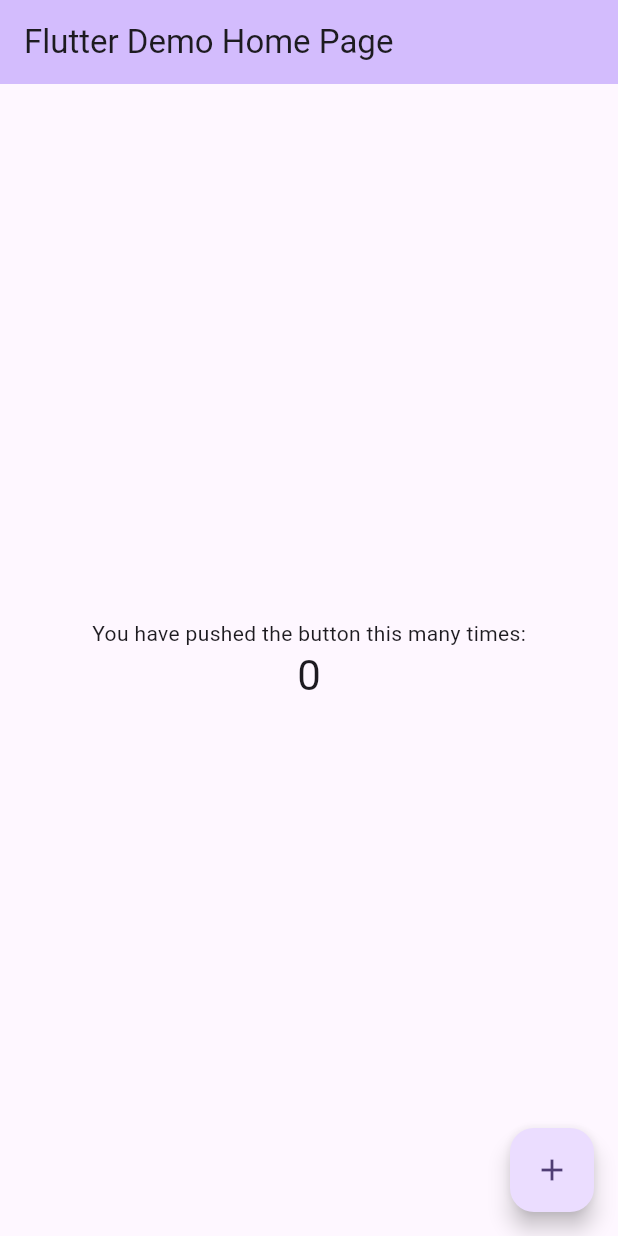
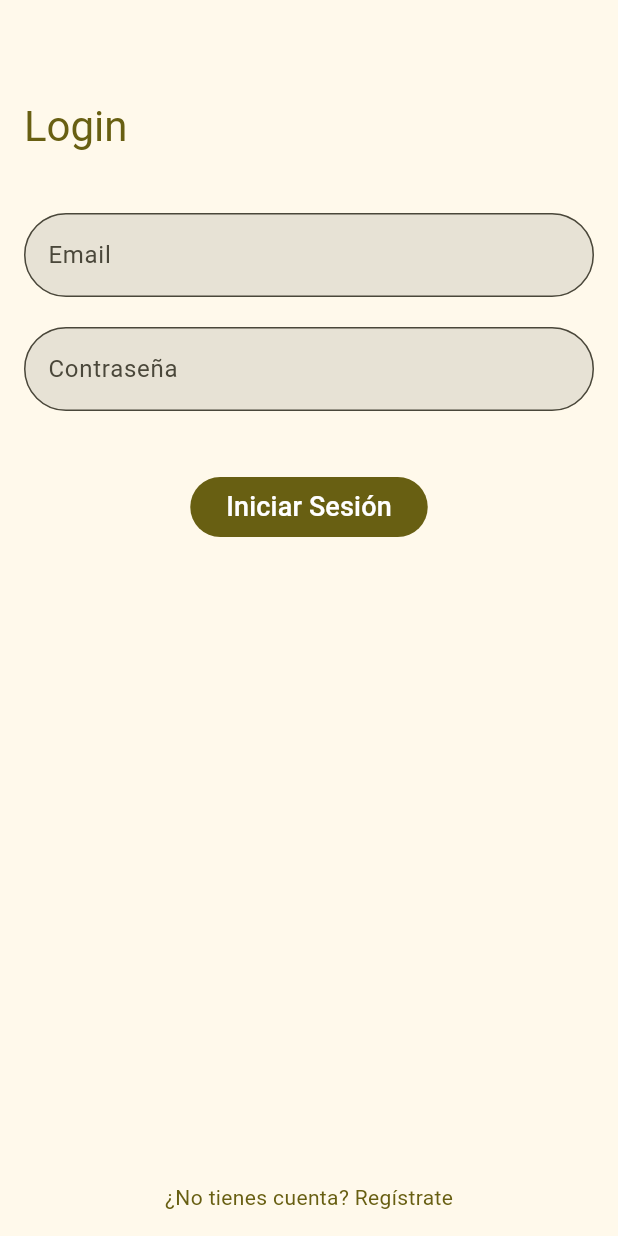
Before and after one commit to JormanNoriega/Findapet, a Flutter app: the screen it shows after launch, on a phone screen of 412 x 824 dp. Run offline on Flutter 3.47's test engine with Material 3 defaults, Android fonts, the phone set to English and light mode, and no system bars; our stand-ins replace cloud_firestore, firebase_auth, firebase_core, get, get_storage; accounts and stored records are empty.

Commit message:
Login y Register Configurado con Firebase

```diff
--- /dev/null
+++ b/lib/controllers/auth_controller.dart
@@ -0,0 +1,91 @@
+import 'package:findapet/pages/home_page.dart';
+import 'package:findapet/pages/login_page.dart';
+import 'package:get/get.dart';
+import 'package:firebase_auth/firebase_auth.dart';
+import 'package:get_storage/get_storage.dart'; // Importar GetStorage
+import '../services/firebase_service.dart';
+
+class AuthController extends GetxController {
+  final FirebaseService _firebaseService = FirebaseService();
+  var isLoading = false.obs; // Observa si se está cargando una operación
+  var user = Rxn<User>(); // Observa el estado del usuario
+  final storage =
+      GetStorage(); // Crear una instancia de GetStorage para almacenar las credenciales
+
+  @override
+  void onInit() {
+    super.onInit();
+    _autoLogin(); // Intentar login automático al iniciar
+  }
+
+  // Método para registrar el usuario y guardar datos en Firestore
+  Future<void> register(String email, String password, String name) async {
+    try {
+      isLoading.value = true;
+      User? newUser =
+          await _firebaseService.registerWithEmail(email, password, name);
+      if (newUser != null) {
+        user.value = newUser; // Usuario registrado exitosamente
+        await _saveCredentials(email, password); // Guardar credenciales
+        Get.offAll(() => HomePage()); // Redirigir a la vista principal
+      } else {
+        Get.snackbar("Error", "No se pudo registrar el usuario");
+      }
+    } catch (e) {
+      Get.snackbar("Error", "Ocurrió un error durante el registro");
+    } finally {
+      isLoading.value = false;
+    }
+  }
+
+  // Método para iniciar sesión
+  Future<void> login(String email, String password) async {
+    try {
+      isLoading.value = true;
+      User? loggedInUser =
+          await _firebaseService.loginWithEmail(email, password);
+      if (loggedInUser != null) {
+        user.value = loggedInUser; // Usuario inició sesión exitosamente
+        await _saveCredentials(email, password); // Guardar credenciales
+        Get.offAll(() => HomePage()); // Redirigir a la vista principal
+      } else {
+        Get.snackbar("Error", "No se pudo iniciar sesión");
+      }
+    } catch (e) {
+      Get.snackbar("Error", "Ocurrió un error durante el inicio de sesión");
+    } finally {
+      isLoading.value = false;
+    }
+  }
+
+  // Método para cerrar sesión
+  Future<void> signOut() async {
+    await _firebaseService.signOut();
+    await _clearCredentials(); // Eliminar credenciales guardadas
+    user.value = null; // Usuario ha cerrado sesión
+    Get.snackbar("Sesión cerrada", "Hasta pronto");
+    Get.offAll(() => LoginPage()); // Redirigir a la vista de login
+  }
+
+  // Guardar las credenciales de usuario usando GetStorage
+  Future<void> _saveCredentials(String email, String password) async {
+    storage.write('email', email);
+    storage.write('password', password);
+  }
+
+  // Intentar login automático
+  Future<void> _autoLogin() async {
+    String? email = storage.read('email');
+    String? password = storage.read('password');
+
+    if (email != null && password != null) {
+      await login(email, password); // Auto login con credenciales guardadas
+    }
+  }
+
+  // Eliminar las credenciales guardadas
+  Future<void> _clearCredentials() async {
+    storage.remove('email');
+    storage.remove('password');
+  }
+}
--- a/lib/main.dart
+++ b/lib/main.dart
@@ -1,125 +1,46 @@
 import 'package:flutter/material.dart';
+import 'package:firebase_core/firebase_core.dart';
+import 'package:get/get.dart';
+import 'package:get_storage/get_storage.dart';
+import 'package:findapet/pages/login_page.dart';
 
-void main() {
+void main() async {
+  await GetStorage.init();
+  WidgetsFlutterBinding.ensureInitialized();
+
+  // Inicializa Firebase dependiendo de si es web o no
+  if (GetPlatform.isWeb) {
+    await Firebase.initializeApp(
+      options: const FirebaseOptions(
+          apiKey: "AIzaSyB5uIs6MJ8x0f2kL2YBpcmpB54jG0AWJhg",
+          authDomain: "findapet-app-56a90.firebaseapp.com",
+          projectId: "findapet-app-56a90",
+          storageBucket: "findapet-app-56a90.appspot.com",
+          messagingSenderId: "343767235488",
+          appId: "1:343767235488:web:134164c5703906c5e182c5"),
+    );
+  } else {
+    await Firebase.initializeApp();
+  }
   runApp(const MyApp());
 }
 
 class MyApp extends StatelessWidget {
   const MyApp({super.key});
 
-  // This widget is the root of your application.
   @override
   Widget build(BuildContext context) {
-    return MaterialApp(
-      title: 'Flutter Demo',
+    return GetMaterialApp(
+      title: 'Authenticaion',
+      debugShowCheckedModeBanner: false,
       theme: ThemeData(
-        // This is the theme of your application.
-        //
-        // TRY THIS: Try running your application with "flutter run". You'll see
-        // the application has a purple toolbar. Then, without quitting the app,
-        // try changing the seedColor in the colorScheme below to Colors.green
-        // and then invoke "hot reload" (save your changes or press the "hot
-        // reload" button in a Flutter-supported IDE, or press "r" if you used
-        // the command line to start the app).
-        //
-        // Notice that the counter didn't reset back to zero; the application
-        // state is not lost during the reload. To reset the state, use hot
-        // restart instead.
-        //
-        // This works for code too, not just values: Most code changes can be
-        // tested with just a hot reload.
-        colorScheme: ColorScheme.fromSeed(seedColor: Colors.deepPurple),
+        colorScheme: ColorScheme.fromSeed(
+          seedColor: Colors.yellow,
+          brightness: Brightness.light,
+        ),
         useMaterial3: true,
       ),
-      home: const MyHomePage(title: 'Flutter Demo Home Page'),
+      home: LoginPage(),
     );
   }
 }
-
-class MyHomePage extends StatefulWidget {
-  const MyHomePage({super.key, required this.title});
-
-  // This widget is the home page of your application. It is stateful, meaning
-  // that it has a State object (defined below) that contains fields that affect
-  // how it looks.
-
-  // This class is the configuration for the state. It holds the values (in this
-  // case the title) provided by the parent (in this case the App widget) and
-  // used by the build method of the State. Fields in a Widget subclass are
-  // always marked "final".
-
-  final String title;
-
-  @override
-  State<MyHomePage> createState() => _MyHomePageState();
-}
-
-class _MyHomePageState extends State<MyHomePage> {
-  int _counter = 0;
-
-  void _incrementCounter() {
-    setState(() {
-      // This call to setState tells the Flutter framework that something has
-      // changed in this State, which causes it to rerun the build method below
-      // so that the display can reflect the updated values. If we changed
-      // _counter without calling setState(), then the build method would not be
-      // called again, and so nothing would appear to happen.
-      _counter++;
-    });
-  }
-
-  @override
-  Widget build(BuildContext context) {
-    // This method is rerun every time setState is called, for instance as done
-    // by the _incrementCounter method above.
-    //
-    // The Flutter framework has been optimized to make rerunning build methods
-    // fast, so that you can just rebuild anything that needs updating rather
-    // than having to individually change instances of widgets.
-    return Scaffold(
-      appBar: AppBar(
-        // TRY THIS: Try changing the color here to a specific color (to
-        // Colors.amber, perhaps?) and trigger a hot reload to see the AppBar
-        // change color while the other colors stay the same.
-        backgroundColor: Theme.of(context).colorScheme.inversePrimary,
-        // Here we take the value from the MyHomePage object that was created by
-        // the App.build method, and use it to set our appbar title.
-        title: Text(widget.title),
-      ),
-      body: Center(
-        // Center is a layout widget. It takes a single child and positions it
-        // in the middle of the parent.
-        child: Column(
-          // Column is also a layout widget. It takes a list of children and
-          // arranges them vertically. By default, it sizes itself to fit its
-          // children horizontally, and tries to be as tall as its parent.
-          //
-          // Column has various properties to control how it sizes itself and
-          // how it positions its children. Here we use mainAxisAlignment to
-          // center the children vertically; the main axis here is the vertical
-          // axis because Columns are vertical (the cross axis would be
-          // horizontal).
-          //
-          // TRY THIS: Invoke "debug painting" (choose the "Toggle Debug Paint"
-          // action in the IDE, or press "p" in the console), to see the
-          // wireframe for each widget.
-          mainAxisAlignment: MainAxisAlignment.center,
-          children: <Widget>[
-            const Text(
-              'You have pushed the button this many times:',
-            ),
-            Text(
-              '$_counter',
-              style: Theme.of(context).textTheme.headlineMedium,
-            ),
-          ],
-        ),
-      ),
-      floatingActionButton: FloatingActionButton(
-        onPressed: _incrementCounter,
-        tooltip: 'Increment',
-        child: const Icon(Icons.add),
-      ), // This trailing comma makes auto-formatting nicer for build methods.
-    );
-  }
-}
--- /dev/null
+++ b/lib/pages/login_page.dart
@@ -0,0 +1,95 @@
+import 'package:flutter/material.dart';
+import 'package:get/get.dart';
+import '../controllers/auth_controller.dart';
+import '../pages/register_page.dart';
+
+class LoginPage extends StatelessWidget {
+  final AuthController _authController =
+      Get.put(AuthController()); // Obtener el controlador
+  final TextEditingController _emailController =
+      TextEditingController(); // Controlador para el email
+  final TextEditingController _passwordController =
+      TextEditingController(); // Controlador para la contraseña
+
+  @override
+  Widget build(BuildContext context) {
+    return Scaffold(
+      body: SafeArea(
+        child: Padding(
+          padding: const EdgeInsets.all(16.0),
+          child: Column(
+            crossAxisAlignment: CrossAxisAlignment.start,
+            children: [
+              SizedBox(height: 50),
+              Text(
+                'Login',
+                style: Theme.of(context).textTheme.headlineMedium?.copyWith(
+                      color: Theme.of(context).colorScheme.primary,
+                    ),
+              ),
+              SizedBox(height: 40),
+              _buildTextField(context, 'Email', _emailController),
+              SizedBox(height: 20),
+              _buildTextField(context, 'Contraseña', _passwordController,
+                  obscureText: true),
+              SizedBox(height: 40),
+              Obx(() => _authController.isLoading.value
+                  ? Center(
+                      child:
+                          CircularProgressIndicator()) // Mostrar el indicador de carga
+                  : _buildLoginButton(context)),
+              Spacer(),
+              Center(
+                child: GestureDetector(
+                  onTap: () =>
+                      Get.to(RegisterPage()), // Navegar a la vista de registro
+                  child: Text(
+                    '¿No tienes cuenta? Regístrate',
+                    style:
+                        TextStyle(color: Theme.of(context).colorScheme.primary),
+                  ),
+                ),
+              ),
+            ],
+          ),
+        ),
+      ),
+    );
+  }
+
+  // Método para construir los campos de texto
+  Widget _buildTextField(
+      BuildContext context, String hintText, TextEditingController controller,
+      {bool obscureText = false}) {
+    return TextField(
+      controller: controller,
+      obscureText: obscureText,
+      decoration: InputDecoration(
+        labelText: hintText,
+        filled: true,
+        fillColor: Theme.of(context).colorScheme.surfaceContainerHighest,
+        border: OutlineInputBorder(
+          borderRadius: BorderRadius.circular(30),
+        ),
+      ),
+    );
+  }
+
+  // Método para el botón de inicio de sesión
+  Widget _buildLoginButton(BuildContext context) {
+    return Center(
+      child: FilledButton(
+        onPressed: () {
+          String email = _emailController.text.trim();
+          String password = _passwordController.text.trim();
+          _authController.login(
+              email, password); // Llamar al método de login en el controlador
+        },
+        child: Text(
+          'Iniciar Sesión',
+          style: TextStyle(fontSize: 18),
+        ),
+      ),
+    );
+  }
+}
--- /dev/null
+++ b/lib/services/firebase_service.dart
@@ -0,0 +1,61 @@
+import 'package:cloud_firestore/cloud_firestore.dart';
+import 'package:firebase_auth/firebase_auth.dart';
+
+class FirebaseService {
+  final FirebaseAuth _auth = FirebaseAuth.instance;
+  final FirebaseFirestore _firestore = FirebaseFirestore.instance; // Instancia de Firestore
+
+  // Método para registrar un usuario con correo y contraseña
+  Future<User?> registerWithEmail(String email, String password, String name) async {
+    try {
+      UserCredential userCredential = await _auth.createUserWithEmailAndPassword(
+        email: email,
+        password: password,
+      );
+
+      User? user = userCredential.user;
+
+      // Si el usuario se crea correctamente, guarda los datos en Firestore
+      if (user != null) {
+        await _firestore.collection('users').doc(user.uid).set({
+          'name': name,
+          'email': email,
+          'createdAt': FieldValue.serverTimestamp(),
+        });
+      }
+
+      return user;
+    } catch (e) {
+      print("Error en el registro: $e");
+      return null;
+    }
+  }
+
+  // Método para iniciar sesión con correo y contraseña
+  Future<User?> loginWithEmail(String email, String password) async {
+    try {
+      UserCredential userCredential = await _auth.signInWithEmailAndPassword(
+        email: email,
+        password: password,
+      );
+      return userCredential.user;
+    } catch (e) {
+      print("Error en el inicio de sesión: $e");
+      return null;
+    }
+  }
+
+  // Método para cerrar sesión
+  Future<void> signOut() async {
+    try {
+      await _auth.signOut();
+    } catch (e) {
+      print("Error al cerrar sesión: $e");
+    }
+  }
+
+  // Obtener usuario actual
+  User? get currentUser {
+    return _auth.currentUser;
+  }
+}
```
Also changed, not shown: lib/pages/home_page.dart (added, +89 -0 lines), lib/pages/register_page.dart (added, +89 -0 lines), 5 other files.
